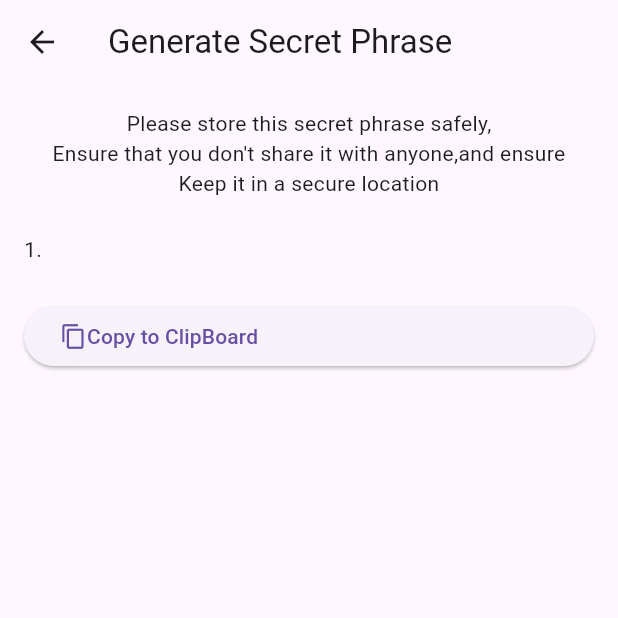
After one commit to doublealpha21/crypto-wallet, a Flutter app: the GenerateMnemonicScreen screen opened directly, on a phone screen of 412 x 824 dp, the top half of it. The commit adds this screen. Run offline on Flutter 3.47's test engine with Material 3 defaults, Android fonts, the phone set to English and light mode, and no system bars; our stand-ins replace hex, shared_preferences; missing offline and left inert: bip39, ed25519_hd_key, web3dart; accounts and stored records are empty.

Commit message:
Mnemonic Creator

```diff
--- a/lib/main.dart
+++ b/lib/main.dart
@@ -1,6 +1,6 @@
-import 'package:crypto_wallet/wallet_provider.dart';
+import 'package:crypto_wallet/providers/wallet_provider.dart';
 import 'package:flutter/material.dart';
-import 'package:crypto_wallet/wallet_provider.dart';
+import 'package:crypto_wallet/providers/wallet_provider.dart';
 import 'package:provider/provider.dart';
 
 void main() {
@@ -13,28 +13,27 @@ void main() {
 class MyApp extends StatelessWidget {
   const MyApp({super.key});
 
-  // This widget is the root of your application.
   @override
   Widget build(BuildContext context) {
-
     final walletProvider = Provider.of<WalletProvider>(context);
     return MaterialApp(
       title: 'Crypto Wallet',
       home: Scaffold(
         appBar: AppBar(
-          title: Text('Crpto Wallet'),
+          title: const Text('Crypto Wallet'),
         ),
         body: Center(
           child: Column(
             children: [
               ElevatedButton(
-                onPressed: () async
-                {
-                 final mnemonic = walletProvider.generateMnemonic();
-                 final privateKey = await walletProvider.getPrivateKey(mnemonic);
-                 final publicKey = await walletProvider.getPublicKey(privateKey);
+                onPressed: () async {
+                  final mnemonic = walletProvider.generateMnemonic();
+                  final privateKey =
+                      await walletProvider.getPrivateKey(mnemonic);
+                  final publicKey =
+                      await walletProvider.getPublicKey(privateKey);
                 },
-                child: Text('Generate Wallet'),
+                child: const Text('Generate Wallet'),
               ),
             ],
           ),
--- a/lib/wallet_provider.dart
+++ b/lib/providers/wallet_provider.dart
@@ -1,3 +1,5 @@
+import 'dart:async';
+
 import 'package:web3dart/web3dart.dart';
 import 'package:flutter/foundation.dart';
 import 'package:bip39/bip39.dart' as bip39;
@@ -14,6 +16,19 @@ abstract class WalletAddressService {
 }
 
 class WalletProvider extends ChangeNotifier implements WalletAddressService {
+  String? privateKey;
+
+  Future<void> loadPrivateKey() async {
+    SharedPreferences prefs = await SharedPreferences.getInstance();
+    privateKey = prefs.getString('privateKey');
+  }
+
+  Future<void> setPrivateKey() async {
+    SharedPreferences prefs = await SharedPreferences.getInstance();
+    await prefs.setString('privateKey', privateKey!);
+    notifyListeners();
+  }
+
   @override
   String generateMnemonic() {
     return bip39.generateMnemonic();
--- /dev/null
+++ b/lib/screens/generate_mnemonic_screen.dart
@@ -0,0 +1,72 @@
+import 'package:crypto_wallet/providers/wallet_provider.dart';
+import 'package:flutter/material.dart';
+import 'package:flutter/services.dart';
+import 'package:provider/provider.dart';
+
+class GenerateMnemonicScreen extends StatelessWidget {
+  const GenerateMnemonicScreen({super.key});
+
+  @override
+  Widget build(BuildContext context) {
+    final walletProvider = Provider.of<WalletProvider>(context);
+    final mnemonic = walletProvider.generateMnemonic();
+    final mnemonicWords = mnemonic.split(' ');
+
+    void copyToClipboard() {
+      Clipboard.setData(ClipboardData(text: mnemonic));
+      ScaffoldMessenger.of(context).showSnackBar(
+          const SnackBar(content: Text('Mnemonic Copied To Clipboard')));
+    }
+
+    // Navigator.push(context, MaterialPageRoute(builder: builder));
+    return Scaffold(
+      appBar: AppBar(
+        title: const Text('Generate Secret Phrase'),
+      ),
+      body: Center(
+        child: Padding(
+          padding: const EdgeInsets.all(16),
+          child: Column(
+            children: [
+              const Text('Please store this secret phrase safely,'),
+              const Text(
+                'Ensure that you don\'t share it with anyone,and ensure  Keep it in a secure location',
+                textAlign: TextAlign.center,
+              ),
+              const SizedBox(
+                height: 20,
+              ),
+              Column(
+                crossAxisAlignment: CrossAxisAlignment.stretch,
+                children: List.generate(
+                  mnemonicWords.length,
+                  (index) => Padding(
+                    padding: const EdgeInsets.symmetric(vertical: 4.0),
+                    child: Text(
+                      '${index + 1}. ${mnemonicWords[index]}',
+                      style: Theme.of(context).textTheme.bodyMedium,
+                    ),
+                  ),
+                ),
+              ),
+              const SizedBox(
+                height: 20,
+              ),
+              ElevatedButton(
+                onPressed: () {
+                  copyToClipboard();
+                },
+                child: const Row(
+                  children: [
+                    Icon(Icons.copy),
+                    Text('Copy to ClipBoard'),
+                  ],
+                ),
+              ),
+            ],
+          ),
+        ),
+      ),
+    );
+  }
+}
```
